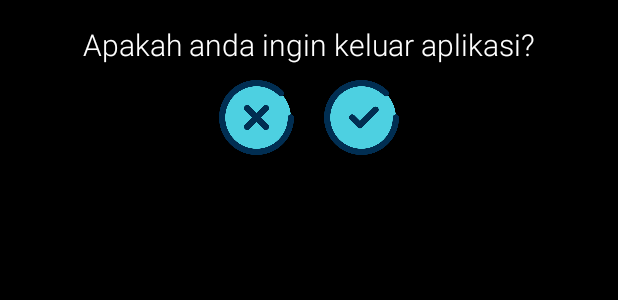
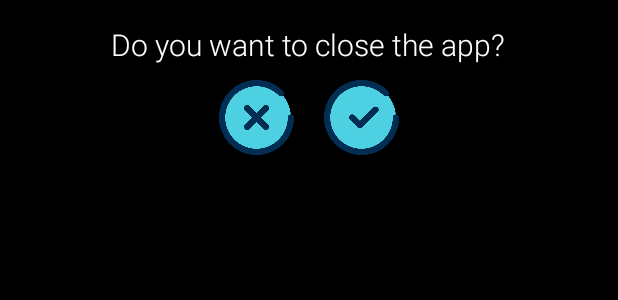
Before and after one commit to nurinastin/TA, an Android app: the layout activity_bottom_sheet_alert.xml on its own in the app's theme, with its tools: preview values and no code run, on a phone screen of 412 x 824 dp. Shown: the top 300 px of the screen. Run offline under Robolectric (Android 15) with nearby library versions, the phone set to English and light mode, and no system bars.

Commit message:
n
launcher apk

```diff
--- a/InstallOpenCV/app/src/main/AndroidManifest.xml
+++ b/InstallOpenCV/app/src/main/AndroidManifest.xml
@@ -24,10 +24,10 @@
 
     <application
         android:allowBackup="true"
-        android:icon="@drawable/launcher"
+        android:icon="@drawable/sketch"
         android:label="@string/app_name"
         android:requestLegacyExternalStorage="true"
-        android:roundIcon="@drawable/launcher"
+        android:roundIcon="@drawable/sketch"
         android:supportsRtl="true"
         android:theme="@style/AppTheme"
         android:usesCleartextTraffic="true">
--- a/InstallOpenCV/app/src/main/res/layout/activity_bottom_sheet_alert.xml
+++ b/InstallOpenCV/app/src/main/res/layout/activity_bottom_sheet_alert.xml
@@ -12,7 +12,7 @@
         android:layout_width="wrap_content"
         android:textColor="@color/colorWhite"
         android:layout_height="wrap_content"
-        android:text="Apakah anda ingin keluar aplikasi?"
+        android:text="Do you want to close the app?"
         android:textSize="20sp" />
     <LinearLayout
         android:layout_width="match_parent"
--- a/InstallOpenCV/app/src/main/res/layout/activity_home.xml
+++ b/InstallOpenCV/app/src/main/res/layout/activity_home.xml
@@ -36,7 +36,7 @@
                 <TextView
                     android:layout_width="match_parent"
                     android:layout_height="wrap_content"
-                    android:text="SKETCH"
+                    android:text="MySketch"
                     android:textAlignment="center"
                     android:textSize="25sp"
                     android:textStyle="bold"
```
Also changed, not shown: InstallOpenCV/app/src/main/res/drawable-v24/sketch.png (added), 63 other files.
